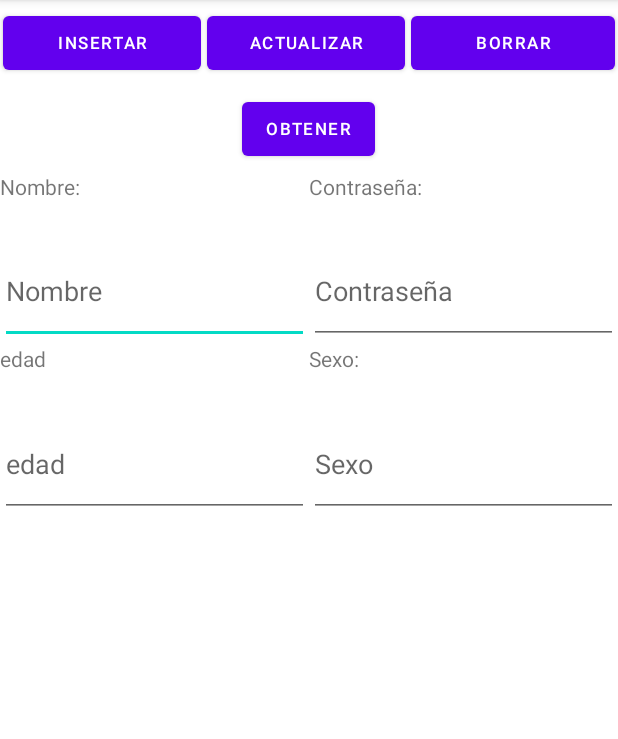
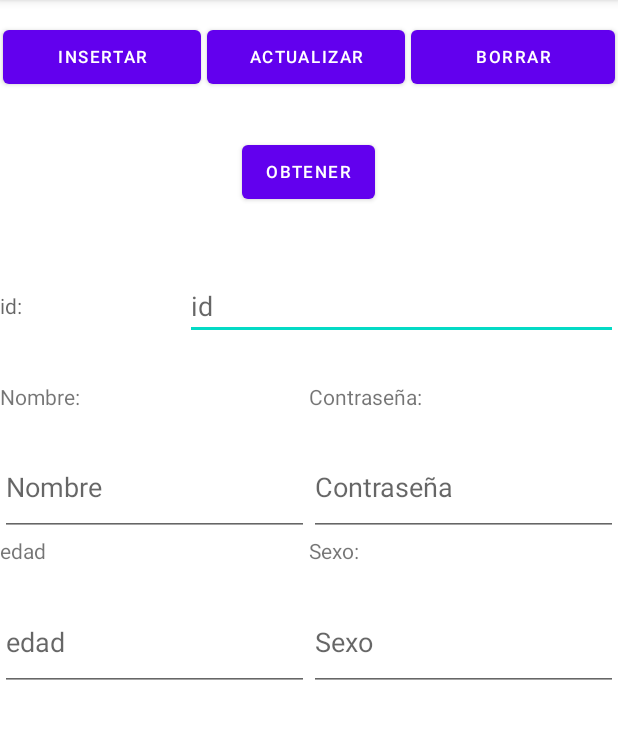
Before and after one commit to eder414/crud_retrofit, an Android app: the screen it shows after launch (MainActivity), after a tap on "ACTUALIZAR", on a phone screen of 412 x 824 dp, the part 84-823 px from its top. Run offline under Robolectric (Android 15) with nearby library versions, the phone set to English and light mode, and no system bars; 1 statement that could not run was skipped.

```diff
--- a/app/src/main/java/curso/clases/crud_retrofit/Interfaces/ServicesRetrofit.java
+++ b/app/src/main/java/curso/clases/crud_retrofit/Interfaces/ServicesRetrofit.java
@@ -20,4 +20,13 @@ public interface ServicesRetrofit {
                                                    @Part("usuario_sexo") RequestBody usuario_sexo,
                                                    @Part("usuario_edad") RequestBody usuario_edad,
                                                    @Part("action") RequestBody action);
+
+    @Multipart
+    @POST("WsAndroid.php")
+    Call<ArrayList<InsertResponse>> ActualizaUsuario(@Part("id") RequestBody id,
+                                                    @Part("usuario_nombre") RequestBody usuario_nombre,
+                                                   @Part("usuario_password") RequestBody usuario_password,
+                                                   @Part("usuario_sexo") RequestBody usuario_sexo,
+                                                   @Part("usuario_edad") RequestBody usuario_edad,
+                                                   @Part("action") RequestBody action);
 }
--- a/app/src/main/java/curso/clases/crud_retrofit/MainActivity.java
+++ b/app/src/main/java/curso/clases/crud_retrofit/MainActivity.java
@@ -6,6 +6,7 @@ import android.os.Bundle;
 import android.view.View;
 import android.widget.Button;
 import android.widget.EditText;
+import android.widget.LinearLayout;
 import android.widget.Toast;
 
 import java.util.ArrayList;
@@ -22,8 +23,11 @@ import retrofit2.Retrofit;
 import retrofit2.converter.gson.GsonConverterFactory;
 
 public class MainActivity extends AppCompatActivity implements View .OnClickListener{
-    EditText editTextNombre,editTextEdad,editPassword,editTextSexo;
+    EditText editTextNombre,editTextEdad,editPassword,editTextSexo,editTextId;
     Button btnInsertar, btnActualizar,btnBorrar ,btnObtener;
+
+    LinearLayout linearInsertar;
+
     @Override
     protected void onCreate(Bundle savedInstanceState) {
         super.onCreate(savedInstanceState);
@@ -33,6 +37,7 @@ public class MainActivity extends AppCompatActivity implements View .OnClickList
         editTextEdad = findViewById(R.id.editTextEdad);
         editPassword = findViewById(R.id.editPassword);
         editTextSexo = findViewById(R.id.editTextSexo);
+        editTextId = findViewById(R.id.editTextId);
 
         btnInsertar = findViewById(R.id.btnInsertar);
         btnActualizar = findViewById(R.id.btnActualizar);
@@ -43,6 +48,8 @@ public class MainActivity extends AppCompatActivity implements View .OnClickList
         btnActualizar.setOnClickListener(this);
         btnBorrar.setOnClickListener(this);
         btnObtener.setOnClickListener(this);
+
+        linearInsertar = findViewById(R.id.linearInsertar);
     }
 
     @Override
@@ -52,12 +59,46 @@ public class MainActivity extends AppCompatActivity implements View .OnClickList
                 Insertar();
                 break;
             case R.id.btnActualizar:
+                Actualizar();
                 break;
             case R.id.btnBorrar:
                 break;
             case R.id.btnObtener:
                 break;
         }
+    }
+
+    private void Actualizar() {
+        Retrofit retrofit = new Retrofit.Builder().
+                baseUrl("https://pirschdev.com/WsBackend/").
+                addConverterFactory(GsonConverterFactory.create()).
+                build();
+        ServicesRetrofit service = retrofit.create(ServicesRetrofit.class);
+
+        RequestBody _id = RequestBody.create(MediaType.parse("multipart/form-data"),editTextId.getText().toString());
+        RequestBody _usuario_nombre = RequestBody.create(MediaType.parse("multipart/form-data"),editTextNombre.getText().toString());
+        RequestBody _usuario_password = RequestBody.create(MediaType.parse("multipart/form-data"),editPassword.getText().toString());
+        RequestBody _usuario_sexo = RequestBody.create(MediaType.parse("multipart/form-data"),editTextSexo.getText().toString());
+        RequestBody _usuario_edad = RequestBody.create(MediaType.parse("multipart/form-data"),editTextEdad.getText().toString());
+        RequestBody _action = RequestBody.create(MediaType.parse("multipart/form-data"),"P_Actualizar");
+
+        Call<ArrayList<InsertResponse>> call = service.ActualizaUsuario(_id,_usuario_nombre,_usuario_password,_usuario_sexo,_usuario_edad,_action);
+
+        call.enqueue(new Callback<ArrayList<InsertResponse>>() {
+            @Override
+            public void onResponse(Call<ArrayList<InsertResponse>> call, Response<ArrayList<InsertResponse>> response) {
+                ArrayList<InsertResponse> lResponse ;
+                lResponse = response.body();
+                for(int i= 0 ; i < lResponse.size(); i++){
+                    Toast.makeText(getApplicationContext(),"Respuesta: "+lResponse.get(i).getResponse(),Toast.LENGTH_SHORT).show();
+                }
+            }
+
+            @Override
+            public void onFailure(Call<ArrayList<InsertResponse>> call, Throwable t) {
+                Toast.makeText(getApplicationContext(),"ERROR AL LLAMAR WEBSERVICE: "+t.toString(),Toast.LENGTH_SHORT).show();
+            }
+        });
     }
 
     private void Insertar() {
--- a/app/src/main/res/layout/activity_main.xml
+++ b/app/src/main/res/layout/activity_main.xml
@@ -10,7 +10,7 @@
         android:orientation="vertical"
         android:layout_width="match_parent"
         android:layout_height="0dp"
-        android:layout_weight="15">
+        android:layout_weight="20">
         <LinearLayout
             android:orientation="horizontal"
             android:layout_width="match_parent"
@@ -58,10 +58,35 @@
                 android:textSize="5pt"></Button>
         </LinearLayout>
     </LinearLayout>
+
+    <LinearLayout
+        android:id="@+id/linearInsertar"
+        android:layout_width="match_parent"
+        android:layout_height="0dp"
+        android:layout_weight="40"
+        android:orientation="vertical">
         <LinearLayout
             android:layout_width="match_parent"
             android:layout_height="0dp"
-        android:layout_weight="30"
+            android:layout_weight="33"
+            android:orientation="horizontal"
+            android:gravity="center">
+            <TextView
+                android:hint="id: "
+                android:layout_width="0dp"
+                android:layout_height="wrap_content"
+                android:layout_weight="30"></TextView>
+            <EditText
+                android:id="@+id/editTextId"
+                android:layout_width="0dp"
+                android:layout_height="wrap_content"
+                android:layout_weight="70"
+                android:hint="id"></EditText>
+        </LinearLayout>
+        <LinearLayout
+            android:layout_width="match_parent"
+            android:layout_height="0dp"
+            android:layout_weight="67"
             android:orientation="horizontal">
             <LinearLayout
                 android:layout_width="0dp"
@@ -121,10 +146,11 @@
                     android:hint="Sexo"></EditText>
             </LinearLayout>
         </LinearLayout>
+    </LinearLayout>
     <androidx.recyclerview.widget.RecyclerView
         android:id="@+id/rvUsuarios"
         android:layout_width="match_parent"
         android:layout_height="0dp"
-        android:layout_weight="55"></androidx.recyclerview.widget.RecyclerView>
+        android:layout_weight="40"></androidx.recyclerview.widget.RecyclerView>
 
 </LinearLayout>
```
Lines whose indentation alone changed are shown as unchanged.
